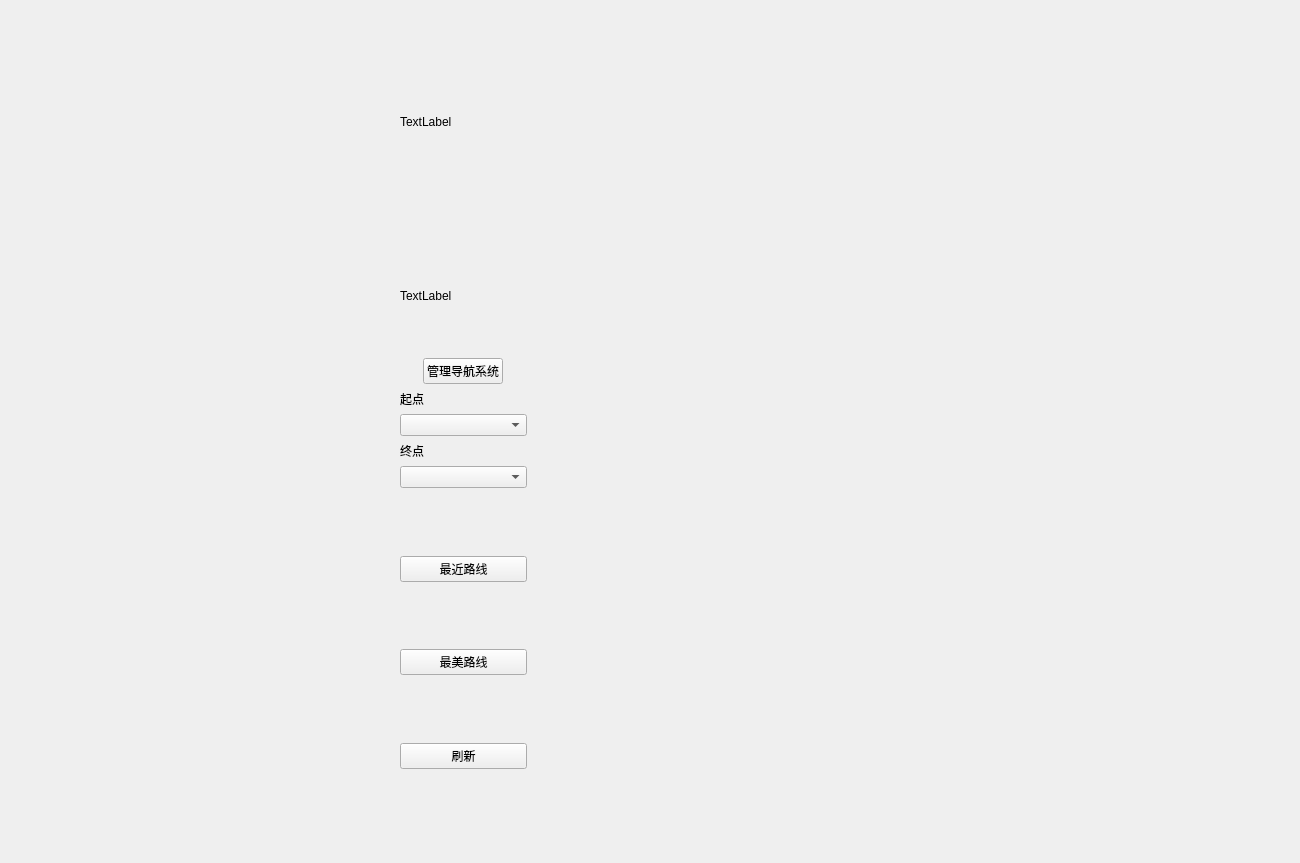
Above: Qt/Navigation_system/mainmenu.ui from g1050/Daily before the change. Below: the same form after it.
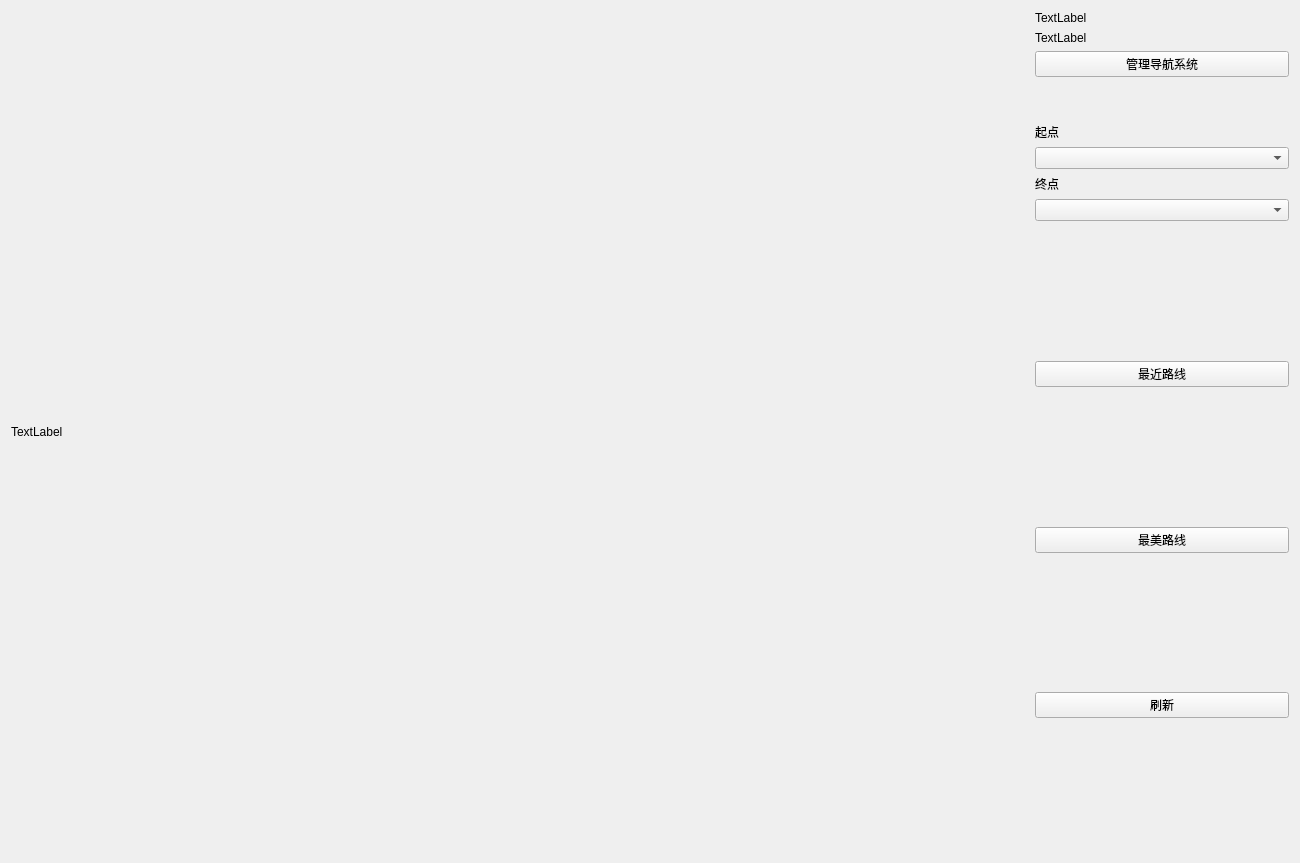
That is the form after the change.

```diff
--- a/Qt/Navigation_system/mainmenu.ui
+++ b/Qt/Navigation_system/mainmenu.ui
@@ -25,29 +25,16 @@
   <property name="windowTitle">
    <string>Form</string>
   </property>
-  <widget class="QLabel" name="lb_hello">
-   <property name="geometry">
-    <rect>
-     <x>9</x>
-     <y>837</y>
-     <width>16</width>
-     <height>17</height>
-    </rect>
-   </property>
+  <layout class="QHBoxLayout" name="horizontalLayout" stretch="8,2">
+   <item>
+    <widget class="QLabel" name="label_5">
    <property name="text">
-    <string/>
-   </property>
-  </widget>
-  <widget class="QWidget" name="">
-   <property name="geometry">
-    <rect>
-     <x>400</x>
-     <y>10</y>
-     <width>127</width>
-     <height>820</height>
-    </rect>
-   </property>
-   <layout class="QVBoxLayout" name="verticalLayout_3" stretch="2,1,1,3,3">
+      <string>TextLabel</string>
+     </property>
+    </widget>
+   </item>
+   <item>
+    <layout class="QVBoxLayout" name="verticalLayout_3">
     <item>
      <widget class="QLabel" name="label_2">
       <property name="text">
@@ -63,27 +50,25 @@
      </widget>
     </item>
     <item>
-     <layout class="QHBoxLayout" name="horizontalLayout" stretch="0,0,0">
-      <item>
-       <spacer name="horizontalSpacer">
-        <property name="orientation">
-         <enum>Qt::Horizontal</enum>
-        </property>
-        <property name="sizeHint" stdset="0">
-         <size>
-          <width>40</width>
-          <height>20</height>
-         </size>
-        </property>
-       </spacer>
-      </item>
-      <item>
        <widget class="QPushButton" name="btn_manage">
         <property name="text">
          <string>管理导航系统</string>
         </property>
        </widget>
       </item>
+     <item>
+      <spacer name="horizontalSpacer">
+       <property name="orientation">
+        <enum>Qt::Horizontal</enum>
+       </property>
+       <property name="sizeHint" stdset="0">
+        <size>
+         <width>40</width>
+         <height>20</height>
+        </size>
+       </property>
+      </spacer>
+     </item>
       <item>
        <spacer name="horizontalSpacer_2">
         <property name="orientation">
@@ -97,8 +82,6 @@
         </property>
        </spacer>
       </item>
-     </layout>
-    </item>
     <item>
      <layout class="QVBoxLayout" name="verticalLayout_2" stretch="1,4,1,4">
       <item>
@@ -223,7 +206,8 @@
      </layout>
     </item>
    </layout>
-  </widget>
+   </item>
+  </layout>
  </widget>
  <resources/>
  <connections/>
```
Lines whose indentation alone changed are shown as unchanged.
